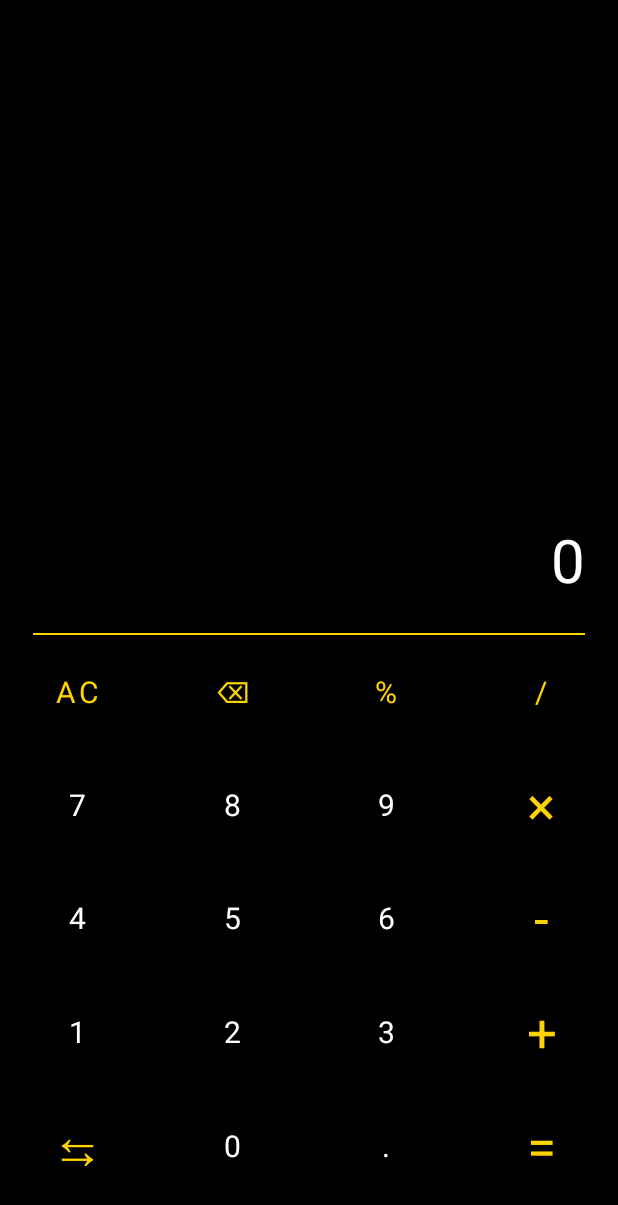
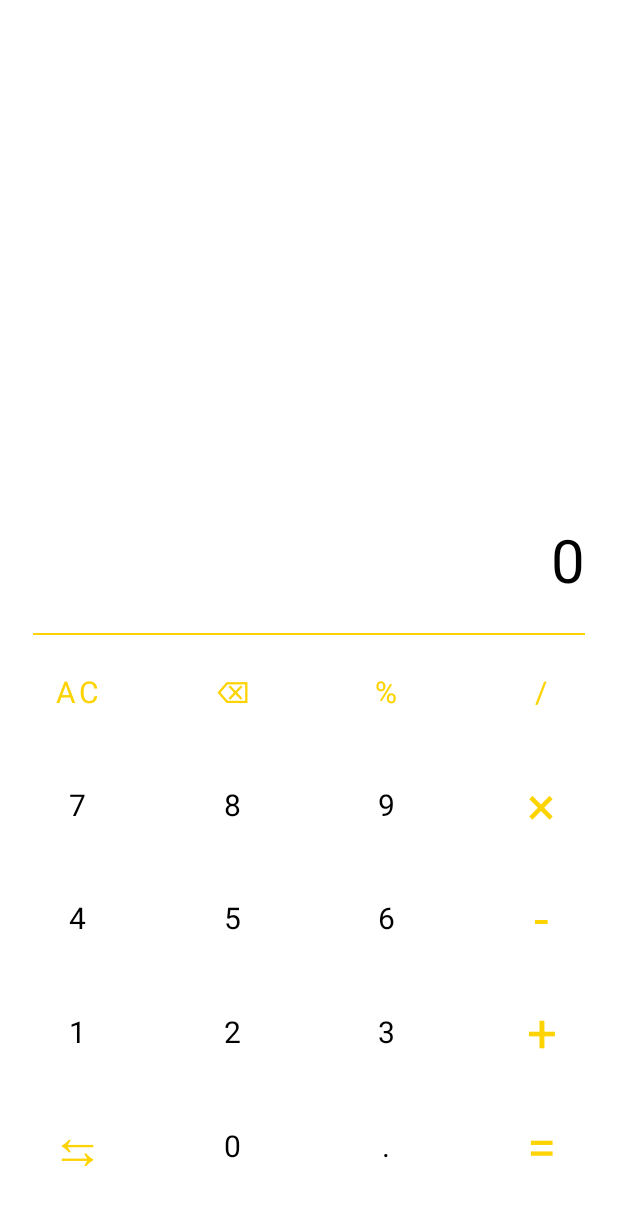
Before and after one commit to ArtNikita/Calculator, an Android app: the screen it shows after launch (MainActivity), on a phone screen of 412 x 824 dp. Shown: the top 1205 px of the screen. Run offline under Robolectric (Android 15) with nearby library versions, the phone set to English and light mode, and no system bars; Roboto replaces fonts that are not available here.

Commit message:
Homework4: Added night and notnigth themes

```diff
--- a/app/src/main/res/layout-land/activity_main.xml
+++ b/app/src/main/res/layout-land/activity_main.xml
@@ -1,8 +1,6 @@
 <?xml version="1.0" encoding="utf-8"?>
 <androidx.appcompat.widget.LinearLayoutCompat xmlns:android="http://schemas.android.com/apk/res/android"
-    android:layout_width="match_parent"
-    android:layout_height="match_parent"
-    android:background="@color/black"
+    style="@style/MainContainerStyle"
     android:orientation="horizontal">
 
     <androidx.appcompat.widget.LinearLayoutCompat
@@ -29,21 +27,21 @@
 
                 <androidx.appcompat.widget.AppCompatTextView
                     android:id="@+id/calculation_history_text_view"
+                    style="@style/CalculationsTextViewStyle"
                     android:layout_width="match_parent"
                     android:layout_height="wrap_content"
                     android:layout_weight="1"
                     android:background="@android:color/transparent"
                     android:gravity="bottom|end"
-                    android:textColor="@color/white"
                     android:textSize="@dimen/calculation_history_text_view_text_size" />
 
                 <androidx.appcompat.widget.AppCompatTextView
                     android:id="@+id/calculations_text_view"
+                    style="@style/CalculationsTextViewStyle"
                     android:layout_width="match_parent"
                     android:layout_height="wrap_content"
                     android:background="@android:color/transparent"
                     android:gravity="bottom|end"
-                    android:textColor="@color/white"
                     android:textSize="@dimen/calculations_text_view_text_size" />
             </androidx.appcompat.widget.LinearLayoutCompat>
         </androidx.core.widget.NestedScrollView>
--- a/app/src/main/res/layout/activity_main.xml
+++ b/app/src/main/res/layout/activity_main.xml
@@ -1,8 +1,6 @@
 <?xml version="1.0" encoding="utf-8"?>
 <androidx.appcompat.widget.LinearLayoutCompat xmlns:android="http://schemas.android.com/apk/res/android"
-    android:layout_width="match_parent"
-    android:layout_height="match_parent"
-    android:background="@color/black"
+    style="@style/MainContainerStyle"
     android:orientation="vertical">
 
     <androidx.appcompat.widget.LinearLayoutCompat
@@ -28,21 +26,21 @@
 
                 <androidx.appcompat.widget.AppCompatTextView
                     android:id="@+id/calculation_history_text_view"
+                    style="@style/CalculationsTextViewStyle"
                     android:layout_width="match_parent"
                     android:layout_height="wrap_content"
                     android:layout_weight="1"
                     android:background="@android:color/transparent"
                     android:gravity="bottom|end"
-                    android:textColor="@color/white"
                     android:textSize="@dimen/calculation_history_text_view_text_size" />
 
                 <androidx.appcompat.widget.AppCompatTextView
                     android:id="@+id/calculations_text_view"
+                    style="@style/CalculationsTextViewStyle"
                     android:layout_width="match_parent"
                     android:layout_height="wrap_content"
                     android:background="@android:color/transparent"
                     android:gravity="bottom|end"
-                    android:textColor="@color/white"
                     android:textSize="@dimen/calculations_text_view_text_size" />
             </androidx.appcompat.widget.LinearLayoutCompat>
         </androidx.core.widget.NestedScrollView>
--- a/app/src/main/res/values-night/themes.xml
+++ b/app/src/main/res/values-night/themes.xml
@@ -1,6 +1,6 @@
 <resources>
     <!-- Base application theme. -->
-    <style name="Theme.Calculator" parent="Theme.MaterialComponents.NoActionBar">
+    <style name="Theme.Calculator" parent="Theme.MaterialComponents.DayNight.NoActionBar">
         <!-- Primary brand color. -->
         <item name="colorPrimary">@color/purple_200</item>
         <item name="colorPrimaryVariant">@color/purple_700</item>
--- a/app/src/main/res/values/styles.xml
+++ b/app/src/main/res/values/styles.xml
@@ -1,5 +1,11 @@
 <?xml version="1.0" encoding="utf-8"?>
 <resources>
+
+    <style name="MainContainerStyle">
+        <item name="android:layout_width">match_parent</item>
+        <item name="android:layout_height">match_parent</item>
+        <item name="android:background">@color/white</item>
+    </style>
 
     <style name="ButtonFrameLayoutStyle">
         <item name="android:layout_width">0dp</item>
@@ -21,7 +27,7 @@
     </style>
 
     <style name="CalculatorButtonStyle.Numbers">
-        <item name="android:textColor">@color/white</item>
+        <item name="android:textColor">@color/black</item>
     </style>
 
     <style name="CalculatorButtonStyle.MainOperations">
@@ -35,4 +41,8 @@
     <style name="CalculatorButtonStyle.AdditionalOperations">
         <item name="android:textColor">@color/gray</item>
     </style>
+
+    <style name="CalculationsTextViewStyle">
+        <item name="android:textColor">@color/black</item>
+    </style>
 </resources>
--- a/app/src/main/res/values/themes.xml
+++ b/app/src/main/res/values/themes.xml
@@ -1,6 +1,6 @@
 <resources>
     <!-- Base application theme. -->
-    <style name="Theme.Calculator" parent="Theme.MaterialComponents.NoActionBar">
+    <style name="Theme.Calculator" parent="Theme.MaterialComponents.DayNight.NoActionBar">
         <!-- Primary brand color. -->
         <item name="colorPrimary">@color/purple_500</item>
         <item name="colorPrimaryVariant">@color/purple_700</item>
@@ -10,8 +10,9 @@
         <item name="colorSecondaryVariant">@color/teal_700</item>
         <item name="colorOnSecondary">@color/black</item>
         <!-- Status bar color. -->
-        <item name="android:statusBarColor">@color/black</item>
+        <item name="android:statusBarColor">@color/white</item>
         <!-- Customize your theme here. -->
         <item name="fontFamily">@font/ubuntu</item>
+        <item name="android:windowLightStatusBar">true</item>
     </style>
 </resources>
```
